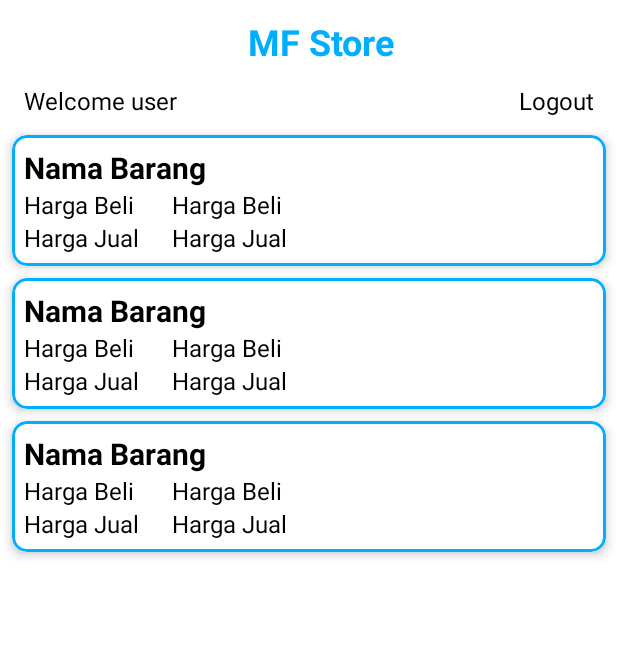
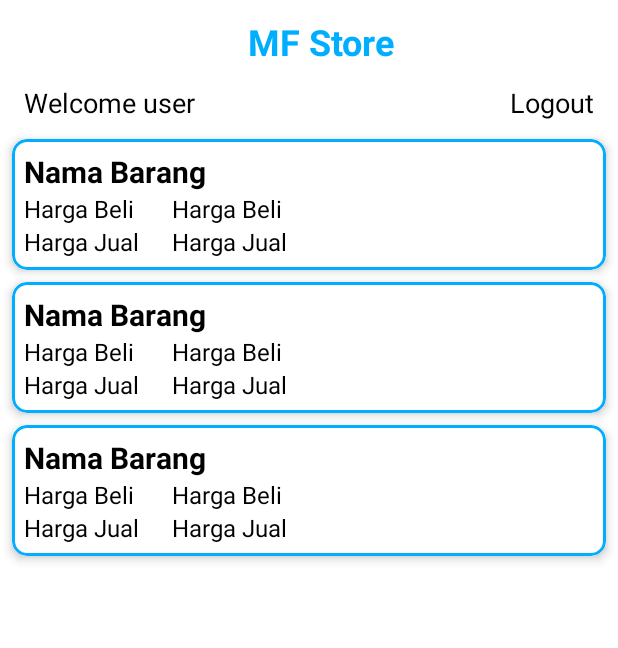
Before and after one commit to Musnadil/ChallengeChapter4, an Android app: the layout activity_main.xml on its own in the app's theme, with its tools: preview values and no code run, on a phone screen of 412 x 824 dp. Shown: the top 648 px of the screen. Run offline under Robolectric (Android 15) with nearby library versions, the phone set to English and light mode, and no system bars.

Commit message:
fix main activity layout

```diff
--- a/app/src/main/java/com/musnadil/challengechapter4/fragment/AddListFragment.kt
+++ b/app/src/main/java/com/musnadil/challengechapter4/fragment/AddListFragment.kt
@@ -8,6 +8,7 @@ import android.view.ViewGroup
 import android.widget.Toast
 import androidx.fragment.app.DialogFragment
 import com.musnadil.challengechapter4.Item
+import com.musnadil.challengechapter4.MainActivity
 import com.musnadil.challengechapter4.R
 import com.musnadil.challengechapter4.StoreDatabase
 import com.musnadil.challengechapter4.databinding.FragmentAddListBinding
@@ -55,7 +56,7 @@ class AddListFragment : DialogFragment() {
                     }else{
                         Toast.makeText(requireContext(), "Gagal menambahkan item ke daftar", Toast.LENGTH_SHORT).show()
                     }
-                    onDestroy()
+                    activity?.finish()
                 }
             }
             dialog?.dismiss()
--- a/app/src/main/res/layout/activity_main.xml
+++ b/app/src/main/res/layout/activity_main.xml
@@ -29,7 +29,7 @@
         android:layout_height="wrap_content"
         android:text="@string/welcome_user"
         android:textColor="@color/black"
-        android:textSize="16sp"
+        android:textSize="18sp"
         android:layout_marginStart="16dp"
         app:layout_constraintStart_toStartOf="parent"
         app:layout_constraintTop_toBottomOf="@id/toolbar" />
@@ -39,7 +39,7 @@
         android:layout_height="wrap_content"
         android:text="@string/logout"
         android:textColor="@color/black"
-        android:textSize="16sp"
+        android:textSize="18sp"
         android:layout_marginEnd="16dp"
         app:layout_constraintEnd_toEndOf="parent"
         app:layout_constraintTop_toBottomOf="@id/toolbar" />
```
